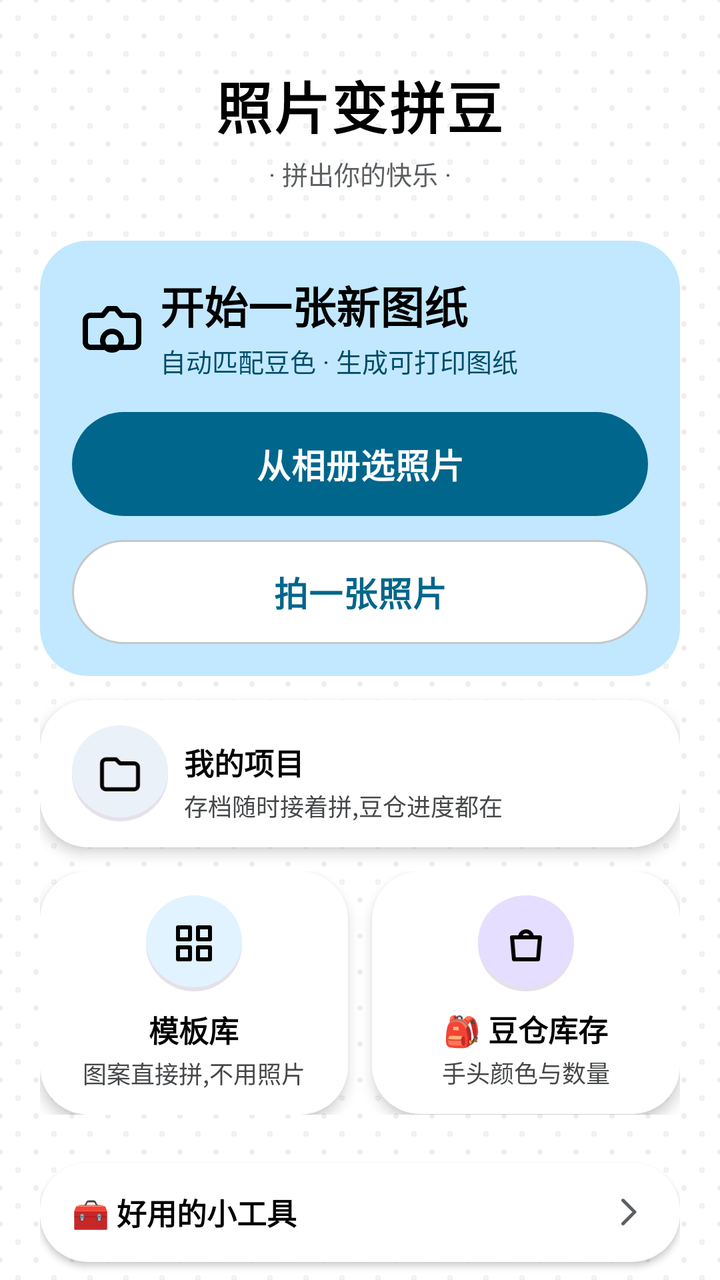
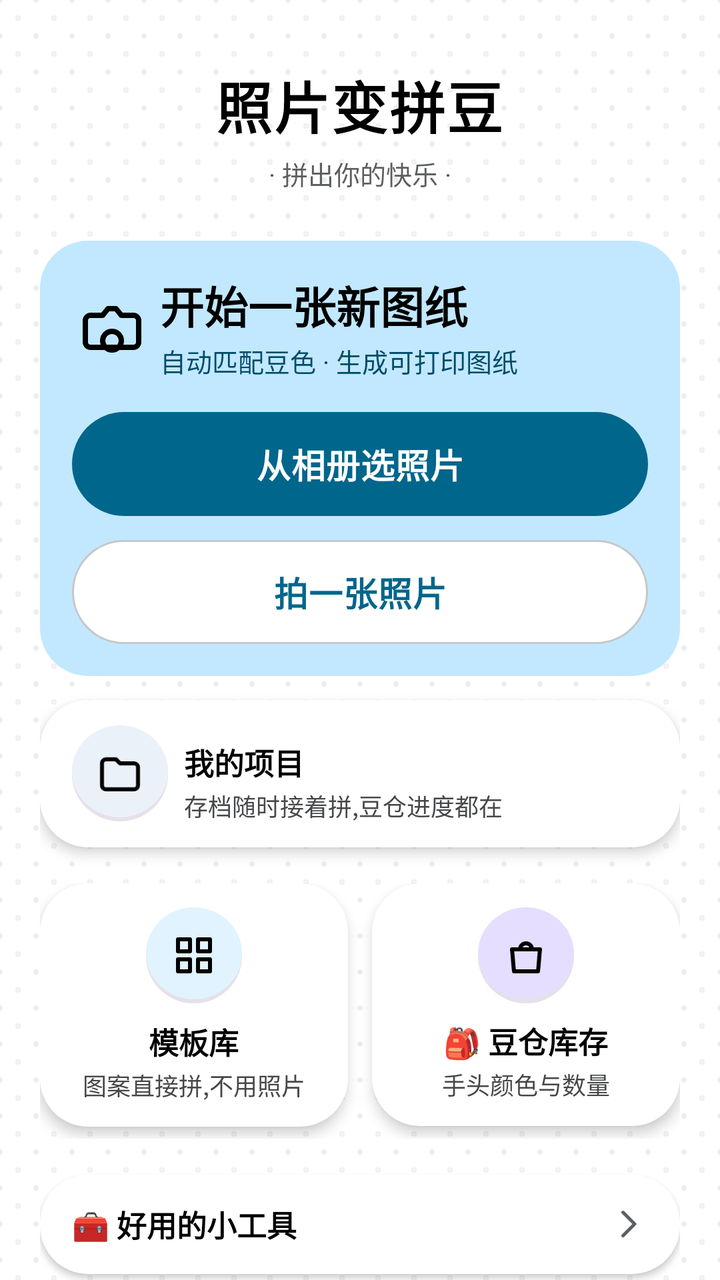

Screens rendered from an Android XML layout before and after an edit, with the pre-edit source and the edit as a unified diff.
<!-- AndroidManifest.xml: application theme AppTheme -->
<!-- res/layout/activity_main.xml -->
<?xml version="1.0" encoding="utf-8"?>
<ScrollView xmlns:android="http://schemas.android.com/apk/res/android"
    android:layout_width="match_parent"
    android:layout_height="match_parent"
    android:background="@drawable/bg_pegboard"
    android:fillViewport="true"
    android:scrollbars="none">

    <LinearLayout
        android:layout_width="match_parent"
        android:layout_height="wrap_content"
        android:orientation="vertical"
        android:paddingStart="20dp"
        android:paddingEnd="20dp">

        
        <TextView
            android:layout_width="wrap_content"
            android:layout_height="wrap_content"
            android:layout_gravity="center_horizontal"
            android:layout_marginTop="32dp"
            android:letterSpacing="0.03"
            android:text="@string/app_name"
            android:textColor="?attr/textPrimary"
            android:textSize="28sp"
            android:textStyle="bold" />

        <TextView
            android:layout_width="wrap_content"
            android:layout_height="wrap_content"
            android:layout_gravity="center_horizontal"
            android:layout_marginTop="4dp"
            android:text="@string/main_footer"
            android:textColor="?attr/textSecondary"
            android:textSize="13sp" />

        
        <LinearLayout
            android:layout_width="match_parent"
            android:layout_height="wrap_content"
            android:layout_marginTop="24dp"
            android:background="@drawable/bg_hero"
            android:orientation="vertical"
            android:padding="16dp">

            <LinearLayout
                android:layout_width="match_parent"
                android:layout_height="wrap_content"
                android:layout_marginStart="4dp"
                android:gravity="center_vertical"
                android:orientation="horizontal">

                <ImageView
                    android:layout_width="32dp"
                    android:layout_height="32dp"
                    android:contentDescription="@null"
                    android:src="@drawable/ic_camera"
                    android:tint="?attr/onPrimaryContainer" />

                <LinearLayout
                    android:layout_width="0dp"
                    android:layout_height="wrap_content"
                    android:layout_marginStart="8dp"
                    android:layout_weight="1"
                    android:orientation="vertical">

                    <TextView
                        android:layout_width="wrap_content"
                        android:layout_height="wrap_content"
                        android:text="@string/main_new_title"
                        android:textColor="?attr/onPrimaryContainer"
                        android:textSize="22sp"
                        android:textStyle="bold" />

                    <TextView
                        android:layout_width="wrap_content"
                        android:layout_height="wrap_content"
                        android:layout_marginTop="2dp"
                        android:text="@string/main_new_desc"
                        android:textColor="?attr/onPrimaryContainerDim"
                        android:textSize="13sp" />
                </LinearLayout>
            </LinearLayout>

            
            <TextView
                android:id="@+id/btnGallery"
                style="@style/BigBtn"
                android:layout_width="match_parent"
                android:layout_height="52dp"
                android:layout_marginTop="16dp"
                android:background="@drawable/bg_btn_primary"
                android:elevation="0dp"
                android:text="@string/main_pick_gallery"
                android:textColor="?attr/onPrimary" />

            
            <TextView
                android:id="@+id/btnCamera"
                style="@style/BigBtn"
                android:layout_width="match_parent"
                android:layout_height="52dp"
                android:layout_marginTop="12dp"
                android:background="@drawable/bg_btn_secondary"
                android:elevation="0dp"
                android:text="@string/main_pick_camera"
                android:textColor="?attr/colorPrimary" />
        </LinearLayout>

        
        <LinearLayout
            android:id="@+id/btnProjects"
            style="@style/ToolCardWide"
            android:layout_marginTop="12dp">

            <ImageView
                style="@style/ToolCardIconPlate"
                android:contentDescription="@null"
                android:background="@drawable/bg_icon_sky"
                android:src="@drawable/ic_folder"
                android:tint="?attr/textPrimary" />

            <LinearLayout
                android:layout_width="0dp"
                android:layout_height="wrap_content"
                android:layout_marginStart="8dp"
                android:layout_weight="1"
                android:orientation="vertical">

                <TextView style="@style/ToolCardTitle" android:text="@string/tool_projects" />
                <TextView style="@style/ToolCardDesc" android:text="@string/tool_projects_desc" />
            </LinearLayout>
        </LinearLayout>

        
        <LinearLayout
            android:layout_width="match_parent"
            android:layout_height="wrap_content"
            android:layout_marginTop="12dp"
            android:orientation="horizontal">

            <LinearLayout
                android:id="@+id/btnTemplates"
                style="@style/ToolCard"
                android:layout_marginEnd="6dp">

                <ImageView
                    style="@style/ToolCardIconPlate"
                    android:contentDescription="@null"
                    android:background="@drawable/bg_icon_lilac"
                    android:src="@drawable/ic_grid"
                    android:tint="?attr/textPrimary" />

                <TextView style="@style/ToolCardTitle" android:text="@string/tool_templates" />
                <TextView
                    android:id="@+id/toolTemplatesDesc"
                    style="@style/ToolCardDesc"
                    android:text="@string/tool_templates_desc" />
            </LinearLayout>

            <LinearLayout
                android:id="@+id/btnInventoryHome"
                style="@style/ToolCard"
                android:layout_marginStart="6dp">

                <ImageView
                    style="@style/ToolCardIconPlate"
                    android:contentDescription="@null"
                    android:background="@drawable/bg_icon_mint"
                    android:src="@drawable/ic_bag"
                    android:tint="?attr/textPrimary" />

                <TextView style="@style/ToolCardTitle" android:text="@string/tool_inventory" />
                <TextView style="@style/ToolCardDesc" android:text="@string/tool_inventory_desc" />
            </LinearLayout>
        </LinearLayout>

        
        <LinearLayout
            android:id="@+id/moreToolsHeader"
            android:layout_width="match_parent"
            android:layout_height="wrap_content"
            android:layout_marginTop="24dp"
            android:background="@drawable/bg_card_sketch"
            android:clickable="true"
            android:elevation="2dp"
            android:focusable="true"
            android:gravity="center_vertical"
            android:orientation="horizontal"
            android:paddingStart="16dp"
            android:paddingTop="14dp"
            android:paddingEnd="16dp"
            android:paddingBottom="14dp">

            <TextView
                android:layout_width="0dp"
                android:layout_height="wrap_content"
                android:layout_weight="1"
                android:text="@string/main_tools"
                android:textColor="?attr/textPrimary"
                android:textSize="15sp"
                android:textStyle="bold" />

            <ImageView
                android:id="@+id/tvMoreToolsArrow"
                android:layout_width="20dp"
                android:layout_height="20dp"
                android:contentDescription="@null"
                android:src="@drawable/ic_chevron_right" />
        </LinearLayout>

        <LinearLayout
            android:id="@+id/moreToolsBody"
            android:layout_width="match_parent"
            android:layout_height="wrap_content"
            android:layout_marginTop="12dp"
            android:orientation="vertical"
            android:visibility="gone">

            <LinearLayout
                android:id="@+id/cardWatermark"
                style="@style/ToolCardWide">

                <ImageView
                    style="@style/ToolCardIconPlate"
                    android:contentDescription="@null"
                    android:background="@drawable/bg_icon_mint"
                    android:src="@drawable/ic_eraser"
                    android:tint="?attr/textPrimary" />

                <LinearLayout
                    android:layout_width="0dp"
                    android:layout_height="wrap_content"
                    android:layout_marginStart="8dp"
                    android:layout_weight="1"
                    android:orientation="vertical">

                    <TextView style="@style/ToolCardTitle" android:text="@string/tool_watermark" />
                    <TextView style="@style/ToolCardDesc" android:text="@string/tool_watermark_desc" />
                </LinearLayout>
            </LinearLayout>

            <LinearLayout
                android:layout_width="match_parent"
                android:layout_height="wrap_content"
                android:layout_marginTop="12dp"
                android:orientation="horizontal">

                <LinearLayout
                    android:id="@+id/btnScanPattern"
                    style="@style/ToolCard"
                    android:layout_marginEnd="6dp">

                    <ImageView
                        style="@style/ToolCardIconPlate"
                        android:contentDescription="@null"
                        android:background="@drawable/bg_icon_sky"
                        android:src="@drawable/ic_scan"
                        android:tint="?attr/textPrimary" />

                    <TextView style="@style/ToolCardTitle" android:text="@string/tool_scan" />
                    <TextView style="@style/ToolCardDesc" android:text="@string/tool_scan_desc" />
                </LinearLayout>

                <LinearLayout
                    android:id="@+id/btnText"
                    style="@style/ToolCard"
                    android:layout_marginStart="6dp">

                    <ImageView
                        style="@style/ToolCardIconPlate"
                        android:contentDescription="@null"
                        android:background="@drawable/bg_icon_butter"
                        android:src="@drawable/ic_type"
                        android:tint="?attr/textPrimary" />

                    <TextView style="@style/ToolCardTitle" android:text="@string/tool_text" />
                    <TextView style="@style/ToolCardDesc" android:text="@string/tool_text_desc" />
                </LinearLayout>
            </LinearLayout>

            <LinearLayout
                android:layout_width="match_parent"
                android:layout_height="wrap_content"
                android:layout_marginTop="12dp"
                android:orientation="horizontal">

                <LinearLayout
                    android:id="@+id/btnBlank"
                    style="@style/ToolCard"
                    android:layout_marginEnd="6dp">

                    <ImageView
                        style="@style/ToolCardIconPlate"
                        android:contentDescription="@null"
                        android:background="@drawable/bg_icon_peach"
                        android:src="@drawable/ic_pencil"
                        android:tint="?attr/textPrimary" />

                    <TextView style="@style/ToolCardTitle" android:text="@string/tool_blank" />
                    <TextView style="@style/ToolCardDesc" android:text="@string/tool_blank_desc" />
                </LinearLayout>

                <LinearLayout
                    android:id="@+id/btnKnowledge"
                    style="@style/ToolCard"
                    android:layout_marginStart="6dp">

                    <ImageView
                        style="@style/ToolCardIconPlate"
                        android:contentDescription="@null"
                        android:background="@drawable/bg_icon_pink"
                        android:src="@drawable/ic_book"
                        android:tint="?attr/textPrimary" />

                    <TextView style="@style/ToolCardTitle" android:text="@string/tool_knowledge" />
                    <TextView style="@style/ToolCardDesc" android:text="@string/tool_knowledge_desc" />
                </LinearLayout>
            </LinearLayout>

            
            <LinearLayout
                android:id="@+id/btnBackup"
                style="@style/ToolCardWide"
                android:layout_marginTop="12dp">

                <ImageView
                    style="@style/ToolCardIconPlate"
                    android:contentDescription="@null"
                    android:background="@drawable/bg_icon_butter"
                    android:src="@drawable/ic_archive"
                    android:tint="?attr/textPrimary" />

                <LinearLayout
                    android:layout_width="0dp"
                    android:layout_height="wrap_content"
                    android:layout_marginStart="8dp"
                    android:layout_weight="1"
                    android:orientation="vertical">

                    <TextView style="@style/ToolCardTitle" android:text="@string/tool_backup" />
                    <TextView style="@style/ToolCardDesc" android:text="@string/tool_backup_desc" />
                </LinearLayout>
            </LinearLayout>

            
            <LinearLayout
                android:id="@+id/footerOpenSource"
                android:layout_width="match_parent"
                android:layout_height="wrap_content"
                android:layout_marginTop="20dp"
                android:gravity="center"
                android:orientation="vertical"
                android:paddingBottom="24dp">

                <TextView
                    android:layout_width="wrap_content"
                    android:layout_height="wrap_content"
                    android:text="@string/footer_free"
                    android:textColor="?attr/textSecondary"
                    android:textSize="13sp" />

                <TextView
                    android:id="@+id/btnFooterSource"
                    android:layout_width="wrap_content"
                    android:layout_height="wrap_content"
                    android:layout_marginTop="6dp"
                    android:clickable="true"
                    android:focusable="true"
                    android:padding="6dp"
                    android:text="@string/footer_source"
                    android:textColor="?attr/colorPrimary"
                    android:textSize="13sp" />

                <TextView
                    android:id="@+id/btnFooterIssues"
                    android:layout_width="wrap_content"
                    android:layout_height="wrap_content"
                    android:clickable="true"
                    android:focusable="true"
                    android:padding="6dp"
                    android:text="@string/footer_issues"
                    android:textColor="?attr/colorPrimary"
                    android:textSize="13sp" />
            </LinearLayout>
        </LinearLayout>
    </LinearLayout>
</ScrollView>
<!-- resources referenced by this layout -->
<resources>
  <!-- drawable bg_btn_primary (drawable) -->
  <?xml version="1.0" encoding="utf-8"?>
  <shape xmlns:android="http://schemas.android.com/apk/res/android"
      android:shape="rectangle">
      <solid android:color="?attr/primary" />
      <corners android:radius="26dp" />
  </shape>
  <!-- drawable bg_card_sketch (drawable) -->
  <?xml version="1.0" encoding="utf-8"?>
  <ripple xmlns:android="http://schemas.android.com/apk/res/android"
      android:color="?attr/primary">
      <item>
          <shape android:shape="rectangle">
              <solid android:color="?attr/colorSurface" />
              <corners android:radius="24dp" />
          </shape>
      </item>
  </ripple>
  <!-- drawable bg_hero (drawable) -->
  <?xml version="1.0" encoding="utf-8"?>
  <shape xmlns:android="http://schemas.android.com/apk/res/android"
      android:shape="rectangle">
      <solid android:color="?attr/primaryContainer" />
      <corners android:radius="24dp" />
  </shape>
  <string name="app_name">照片变拼豆</string>
  <string name="footer_free">拼豆照片 · 完全免费 · 永久开源</string>
  <string name="footer_issues">发现 BUG？点这里反馈，作者亲自修</string>
  <string name="footer_source">GitHub 项目主页（点这里）</string>
  <string name="main_footer">· 拼出你的快乐 ·</string>
  <string name="main_new_desc">自动匹配豆色 · 生成可打印图纸</string>
  <string name="main_new_title">开始一张新图纸</string>
  <string name="main_pick_camera">拍一张照片</string>
  <string name="main_pick_gallery">从相册选照片</string>
  <string name="main_tools">🧰 好用的小工具</string>
  <string name="tool_backup">📦 备份与恢复</string>
  <string name="tool_backup_desc">项目/豆仓/打卡/色板打包导出,换机不丢数据</string>
  <string name="tool_blank">空白画布</string>
  <string name="tool_blank_desc">从零手绘图纸</string>
  <string name="tool_inventory">🎒 豆仓库存</string>
  <string name="tool_inventory_desc">手头颜色与数量</string>
  <string name="tool_knowledge">拼豆知识</string>
  <string name="tool_knowledge_desc">新手入门不迷路</string>
  <string name="tool_projects">我的项目</string>
  <string name="tool_projects_desc">存档随时接着拼,豆仓进度都在</string>
  <string name="tool_scan">识别图纸</string>
  <string name="tool_scan_desc">现成图纸变同款</string>
  <string name="tool_templates">模板库</string>
  <string name="tool_templates_desc">图案直接拼,不用照片</string>
  <string name="tool_text">文字生成</string>
  <string name="tool_text_desc">名字变挂件图纸</string>
  <string name="tool_watermark">去水印</string>
  <string name="tool_watermark_desc">框住水印一键清除</string>
  <style name="ToolCardIconPlate">
          <item name="android:layout_width">48dp</item>
          <item name="android:layout_height">48dp</item>
          <item name="android:padding">12dp</item>
          <item name="android:gravity">center</item>
      </style>
  <color name="stickerShadow">#E6E0E9</color>
  <color name="primaryLight">#EADDFF</color>
  <color name="primary">#6750A4</color>
  <color name="bg">#FEF7FF</color>
  <style name="CandyAlertDialog" parent="CandyTokens">
          <item name="android:windowBackground">@drawable/bg_dialog</item>
      </style>
  <color name="textMain">#1D1B20</color>
  <color name="textPrimary">#1D1B20</color>
  <color name="textSub">#49454F</color>
  <color name="textSecondary">#6B6577</color>
  <color name="colorPrimary">#6750A4</color>
  <color name="onPrimary">#FFFFFF</color>
  <color name="primaryContainer">#EADDFF</color>
  <color name="tertiaryContainer">#D9F5E8</color>
  <color name="onPrimaryContainer">#21005D</color>
  <color name="onPrimaryContainerDim">#BF21005D</color>
  <color name="colorSurface">#F3EFF9</color>
  <color name="surfaceContainerLow">#F7F2FA</color>
  <color name="secondaryContainer">#E8DEF8</color>
  <color name="onSecondaryContainer">#1D192B</color>
  <color name="subsurface">#ECE6F0</color>
  <color name="line">#CAC4D0</color>
  <color name="colorStroke">#E2D9F0</color>
  <color name="card">#FFFFFF</color>
  <!-- drawable bg_dialog (drawable) -->
  <?xml version="1.0" encoding="utf-8"?>
  <shape xmlns:android="http://schemas.android.com/apk/res/android"
      android:shape="rectangle">
      <solid android:color="?attr/card" />
      <corners android:radius="28dp" />
  </shape>
</resources>

<!-- the commit's change to res/layout/activity_main.xml (unified diff, before → after) -->
@@ -180,7 +180,7 @@
             android:id="@+id/moreToolsHeader"
             android:layout_width="match_parent"
             android:layout_height="wrap_content"
-            android:layout_marginTop="24dp"
+            android:layout_marginTop="18dp"
             android:background="@drawable/bg_card_sketch"
             android:clickable="true"
             android:elevation="2dp"
